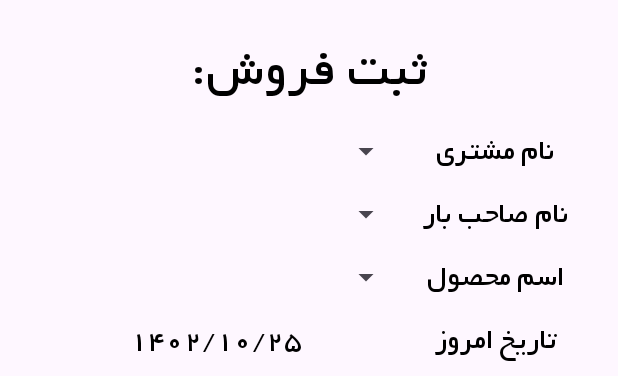
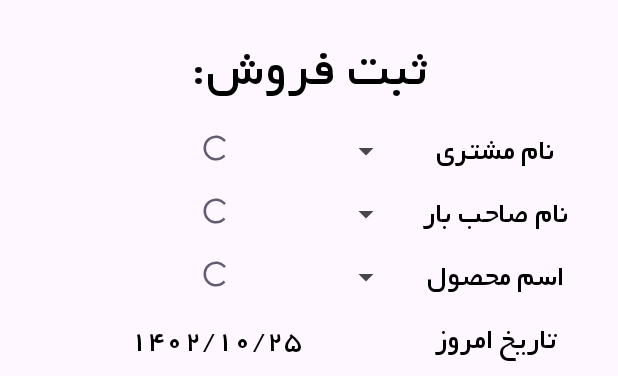
Before and after one commit to hamedhoseini/mirza, an Android app: the layout activity_sale_page.xml on its own in the app's theme, with its tools: preview values and no code run, on a phone screen of 412 x 824 dp. Shown: the top 376 px of the screen. Run offline under Robolectric (Android 15) with nearby library versions, the phone set to English and light mode, and no system bars.

Commit message:
Added some apis

```diff
--- a/app/src/main/java/com/example/almas/StartUpScreen.kt
+++ b/app/src/main/java/com/example/almas/StartUpScreen.kt
@@ -9,6 +9,7 @@ import android.content.Intent
 import android.os.Handler
 import android.preference.PreferenceManager.getDefaultSharedPreferences
 import android.util.Log
+import com.example.almas.util.PreferenceUtils
 import com.mihahoni.productslistapp.util.Constants
 
 
@@ -44,10 +45,7 @@ class StartUpScreen : AppCompatActivity() {
     }
 
     private fun isLogin(): Boolean {
-        val sharedPref = getDefaultSharedPreferences(this) ?: return false
-        val token = sharedPref.getString(Constants.TOKEN_KEY, "")
-        Log.i("99999", token.toString() + "  " + !token.isNullOrEmpty())
-        return !token.isNullOrEmpty()
+        return !PreferenceUtils.getToken().isNullOrEmpty()
     }
 
 
--- a/app/src/main/java/com/example/almas/data/repository/MirzaRepository.kt
+++ b/app/src/main/java/com/example/almas/data/repository/MirzaRepository.kt
@@ -1,7 +1,13 @@
 package com.example.almas.data.repository
 
+import com.example.almas.data.model.Kala
 import com.example.almas.data.model.LoginResponse
+import com.example.almas.data.model.Moshtari
+import com.example.almas.data.model.SahebKala
 
 interface MirzaRepository {
     suspend fun postLogin(username: String, password: String): List<LoginResponse>
+    suspend fun getAllKala(): List<Kala>
+    suspend fun getAllMoshtari(): List<Moshtari>
+    suspend fun getAllSahebKala(): List<SahebKala>
 }
--- a/app/src/main/java/com/example/almas/di/NetworkModule.kt
+++ b/app/src/main/java/com/example/almas/di/NetworkModule.kt
@@ -1,10 +1,12 @@
 package com.example.almas.di
 
+import android.content.Context
 import android.provider.SyncStateContract
 import com.mihahoni.productslistapp.util.Constants
 import dagger.Module
 import dagger.Provides
 import dagger.hilt.InstallIn
+import dagger.hilt.android.qualifiers.ApplicationContext
 import dagger.hilt.components.SingletonComponent
 import okhttp3.OkHttpClient
 import okhttp3.logging.HttpLoggingInterceptor
@@ -19,7 +21,7 @@ object NetworkModule {
 
     @Singleton
     @Provides
-    fun provideOkHttpClient(): OkHttpClient {
+    fun provideOkHttpClient(@ApplicationContext appContext: Context): OkHttpClient {
         val httpLoggingInterceptor =
             HttpLoggingInterceptor().apply { level = HttpLoggingInterceptor.Level.BODY }
 
--- a/app/src/main/res/layout/activity_sale_page.xml
+++ b/app/src/main/res/layout/activity_sale_page.xml
@@ -4,8 +4,8 @@
     xmlns:tools="http://schemas.android.com/tools"
     android:layout_width="match_parent"
     android:layout_height="match_parent"
-    tools:context=".SalePage"
-    android:layout_gravity="center">
+    android:layout_gravity="center"
+    tools:context=".SalePage">
 
     <LinearLayout
         android:layout_width="match_parent"
@@ -13,46 +13,56 @@
         android:layout_margin="10dp"
         android:orientation="vertical"
         android:padding="10dp"
-
-
-
         >
 
         <TextView
             android:layout_width="match_parent"
             android:layout_height="wrap_content"
+            android:layout_marginBottom="5dp"
+            android:gravity="center"
             android:text="ثبت فروش:"
-            android:textSize="35sp"
-            android:gravity="center"
             android:textColor="@color/black"
-            android:layout_marginBottom="5dp"/>
-
+            android:textSize="35sp" />
 
 
         <LinearLayout
             android:layout_width="match_parent"
             android:layout_height="wrap_content"
-            android:orientation="horizontal"
+            android:layout_marginVertical="5dp"
             android:gravity="center_vertical"
-            android:layout_marginVertical="5dp"
-            >
+            android:orientation="horizontal">
+
+
+            <RelativeLayout
+                android:layout_width="match_parent"
+                android:layout_height="wrap_content"
+                android:layout_weight="1">
 
                 <Spinner
                     android:id="@+id/customer_name_spinner"
                     android:layout_width="match_parent"
                     android:layout_height="wrap_content"
-                android:layout_weight="1"
-                android:textAlignment="textEnd"
-                />
+                    android:textAlignment="textEnd" />
+
+                <ProgressBar
+                    android:id="@+id/customer_name_loading"
+                    android:layout_width="20dp"
+                    android:layout_height="20dp"
+                    android:layout_centerHorizontal="true"
+                    android:layout_gravity="center"
+                    android:visibility="visible" />
+
+            </RelativeLayout>
+
 
             <TextView
                 android:layout_width="match_parent"
                 android:layout_height="wrap_content"
                 android:layout_weight="2"
+                android:gravity="center"
                 android:text="نام مشتری"
-                android:textSize="20sp"
                 android:textColor="@color/black"
-                android:gravity="center"/>
+                android:textSize="20sp" />
 
         </LinearLayout>
 
@@ -60,171 +70,191 @@
         <LinearLayout
             android:layout_width="match_parent"
             android:layout_height="wrap_content"
-            android:orientation="horizontal"
+            android:layout_marginVertical="5dp"
             android:gravity="center_vertical"
-            android:layout_marginVertical="5dp"
-            >
+            android:orientation="horizontal">
+
+            <RelativeLayout
+                android:layout_width="match_parent"
+                android:layout_height="wrap_content"
+                android:layout_weight="1">
+
+
+                <ProgressBar
+                    android:id="@+id/owner_name_loading"
+                    android:layout_width="20dp"
+                    android:layout_height="20dp"
+                    android:layout_centerHorizontal="true"
+                    android:layout_gravity="center"
+                    android:visibility="visible" />
 
                 <Spinner
                     android:id="@+id/sale_bar_owner_spinner"
                     android:layout_width="match_parent"
                     android:layout_height="wrap_content"
-                android:layout_weight="1"
-                android:textAlignment="textEnd"
-                />
+                    android:textAlignment="textEnd" />
+            </RelativeLayout>
 
             <TextView
                 android:layout_width="match_parent"
                 android:layout_height="wrap_content"
                 android:layout_weight="2"
+                android:gravity="center"
                 android:text="نام صاحب بار"
-                android:textSize="20sp"
                 android:textColor="@color/black"
-                android:gravity="center"/>
+                android:textSize="20sp" />
 
         </LinearLayout>
 
         <LinearLayout
             android:layout_width="match_parent"
             android:layout_height="wrap_content"
-            android:orientation="horizontal"
+            android:layout_marginVertical="5dp"
             android:gravity="center_vertical"
-            android:layout_marginVertical="5dp"
-            >
+            android:orientation="horizontal">
+
+            <RelativeLayout
+                android:layout_width="match_parent"
+                android:layout_height="wrap_content"
+                android:layout_weight="1">
 
                 <Spinner
                     android:id="@+id/sale_product_name_spinner"
                     android:layout_width="match_parent"
                     android:layout_height="wrap_content"
-                android:layout_weight="1"
-                android:textAlignment="textEnd"
-                />
+                    android:textAlignment="textEnd" />
+
+                <ProgressBar
+                    android:id="@+id/product_name_loading"
+                    android:layout_width="20dp"
+                    android:layout_height="20dp"
+                    android:layout_centerHorizontal="true"
+                    android:layout_gravity="center"
+                    android:visibility="visible" />
+
+            </RelativeLayout>
 
             <TextView
                 android:layout_width="match_parent"
                 android:layout_height="wrap_content"
                 android:layout_weight="2"
+                android:gravity="center"
                 android:text="اسم محصول"
-                android:textSize="20sp"
                 android:textColor="@color/black"
-                android:gravity="center"/>
+                android:textSize="20sp" />
 
         </LinearLayout>
 
         <LinearLayout
             android:layout_width="match_parent"
             android:layout_height="wrap_content"
-            android:orientation="horizontal"
+            android:layout_marginVertical="5dp"
             android:gravity="center_vertical"
-            android:layout_marginVertical="5dp"
-            >
+            android:orientation="horizontal">
 
             <TextView
                 android:id="@+id/sale_date_tv"
                 android:layout_width="match_parent"
                 android:layout_height="wrap_content"
                 android:layout_weight="1"
+                android:gravity="center"
                 android:textColor="@color/black"
-                tools:text="1402/10/25"
                 android:textSize="20sp"
-                android:gravity="center"/>
+                tools:text="1402/10/25" />
 
             <TextView
                 android:layout_width="match_parent"
                 android:layout_height="wrap_content"
                 android:layout_weight="2"
+                android:gravity="center"
                 android:text="تاریخ امروز"
-                android:textSize="20sp"
                 android:textColor="@color/black"
-                android:gravity="center"/>
+                android:textSize="20sp" />
 
         </LinearLayout>
 
         <LinearLayout
             android:layout_width="match_parent"
             android:layout_height="wrap_content"
-            android:orientation="horizontal"
+            android:layout_marginVertical="5dp"
             android:gravity="center_vertical"
-            android:layout_marginVertical="5dp"
-            >
+            android:orientation="horizontal">
 
             <EditText
                 android:layout_width="match_parent"
                 android:layout_height="wrap_content"
                 android:layout_weight="1"
+                android:gravity="center"
+                android:hint="وارد کنید"
                 android:textColor="@color/black"
-                android:hint="وارد کنید"
-                android:textSize="20sp"
-                android:gravity="center"/>
+                android:textSize="20sp" />
 
             <TextView
                 android:layout_width="match_parent"
                 android:layout_height="wrap_content"
                 android:layout_weight="2"
+                android:gravity="center"
                 android:text="نام بنه"
-                android:textSize="20sp"
                 android:textColor="@color/black"
-                android:gravity="center"/>
+                android:textSize="20sp" />
 
         </LinearLayout>
 
         <LinearLayout
             android:layout_width="match_parent"
             android:layout_height="wrap_content"
-            android:orientation="horizontal"
+            android:layout_marginVertical="5dp"
             android:gravity="center_vertical"
-            android:layout_marginVertical="5dp"
-            >
+            android:orientation="horizontal">
 
             <EditText
                 android:id="@+id/sale_weight_et"
                 android:layout_width="match_parent"
                 android:layout_height="wrap_content"
                 android:layout_weight="1"
+                android:gravity="center"
+                android:hint="وارد کنید"
+                android:inputType="numberDecimal"
                 android:textColor="@color/black"
-                android:hint="وارد کنید"
-                android:textSize="20sp"
-                android:gravity="center"
-                android:inputType="numberDecimal"/>
+                android:textSize="20sp" />
 
             <TextView
                 android:layout_width="match_parent"
                 android:layout_height="wrap_content"
                 android:layout_weight="2"
+                android:gravity="center"
                 android:text="وزن (کیلوگرم)"
-                android:textSize="20sp"
                 android:textColor="@color/black"
-                android:gravity="center"/>
+                android:textSize="20sp" />
 
         </LinearLayout>
 
         <LinearLayout
             android:layout_width="match_parent"
             android:layout_height="wrap_content"
-            android:orientation="horizontal"
+            android:layout_marginVertical="5dp"
             android:gravity="center_vertical"
-            android:layout_marginVertical="5dp"
-            >
+            android:orientation="horizontal">
 
             <EditText
                 android:id="@+id/sale_fee_et"
                 android:layout_width="match_parent"
                 android:layout_height="wrap_content"
                 android:layout_weight="1"
+                android:gravity="center"
+                android:hint="وارد کنید"
+                android:inputType="number"
                 android:textColor="@color/black"
-                android:hint="وارد کنید"
-                android:textSize="20sp"
-                android:gravity="center"
-                android:inputType="number"/>
+                android:textSize="20sp" />
 
             <TextView
                 android:layout_width="match_parent"
                 android:layout_height="wrap_content"
                 android:layout_weight="2"
+                android:gravity="center"
                 android:text="فی (ريال)"
-                android:textSize="20sp"
                 android:textColor="@color/black"
-                android:gravity="center"/>
+                android:textSize="20sp" />
 
         </LinearLayout>
 
@@ -235,19 +265,15 @@
             android:layout_height="wrap_content"
             android:layout_marginVertical="5dp"
             android:text="محاسبه قیمت"
-            android:textSize="20sp"/>
-
-
+            android:textSize="20sp" />
 
 
         <LinearLayout
             android:layout_width="match_parent"
             android:layout_height="wrap_content"
-            android:orientation="horizontal"
+            android:layout_marginVertical="5dp"
             android:gravity="center_vertical"
-            android:layout_marginVertical="5dp"
-            >
-
+            android:orientation="horizontal">
 
 
             <TextView
@@ -255,19 +281,19 @@
                 android:layout_width="match_parent"
                 android:layout_height="wrap_content"
                 android:layout_weight="1"
+                android:gravity="center"
+                android:text="auto generated"
                 android:textColor="@color/toosi"
-                android:text="auto generated"
-                android:textSize="20sp"
-                android:gravity="center"/>
+                android:textSize="20sp" />
 
             <TextView
                 android:layout_width="match_parent"
                 android:layout_height="wrap_content"
                 android:layout_weight="1"
+                android:gravity="center"
                 android:text="قابل پرداخت(ريال)"
-                android:textSize="20sp"
                 android:textColor="@color/black"
-                android:gravity="center"/>
+                android:textSize="20sp" />
 
         </LinearLayout>
 
@@ -275,12 +301,12 @@
             android:id="@+id/sale_submit_btn"
             android:layout_width="match_parent"
             android:layout_height="wrap_content"
+            android:layout_marginHorizontal="60dp"
             android:layout_marginTop="80dp"
             android:layout_marginBottom="30dp"
-            android:layout_marginHorizontal="60dp"
             android:text="ثبت"
             android:textColor="@color/white"
-            android:textSize="30sp"/>
+            android:textSize="30sp" />
 
 
     </LinearLayout>
```
Also changed, not shown: app/build.gradle.kts (+9 -0 lines), app/src/main/java/com/example/almas/LoginActivity.kt (+4 -13 lines), app/src/main/java/com/example/almas/MainActivity.kt (+9 -1 lines), app/src/main/java/com/example/almas/MirzaApp.kt (+7 -0 lines), app/src/main/java/com/example/almas/SalePage.kt (+49 -29 lines), app/src/main/java/com/example/almas/data/model/Enums.kt (added, +16 -0 lines), app/src/main/java/com/example/almas/data/model/Kala.kt (added, +36 -0 lines), app/src/main/java/com/example/almas/data/model/Moshtari.kt (added, +46 -0 lines), app/src/main/java/com/example/almas/data/model/SahebKala.kt (added, +47 -0 lines), app/src/main/java/com/example/almas/data/repository/MirzaRepositoryImpl.kt (+12 -0 lines), app/src/main/java/com/example/almas/data/service/ApiService.kt (+18 -0 lines), app/src/main/java/com/example/almas/util/PreferenceUtils.kt (added, +17 -0 lines), app/src/main/java/com/example/almas/viewModels/SaleViewModel.kt (added, +75 -0 lines). Lines whose indentation alone changed are shown as unchanged.
